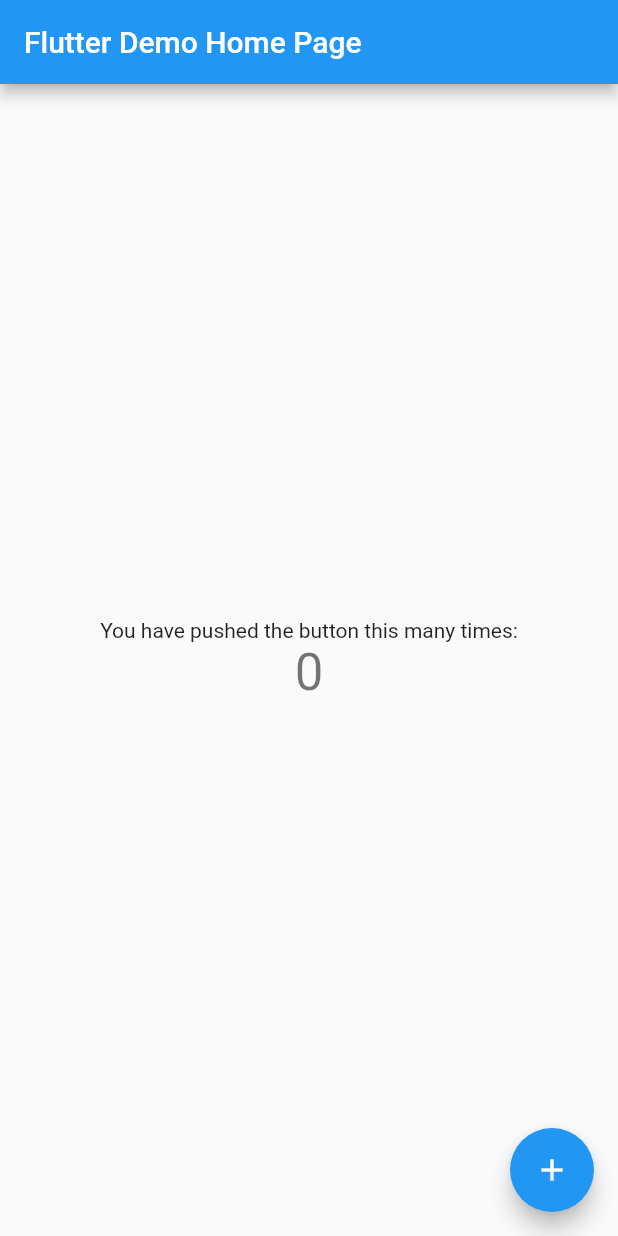
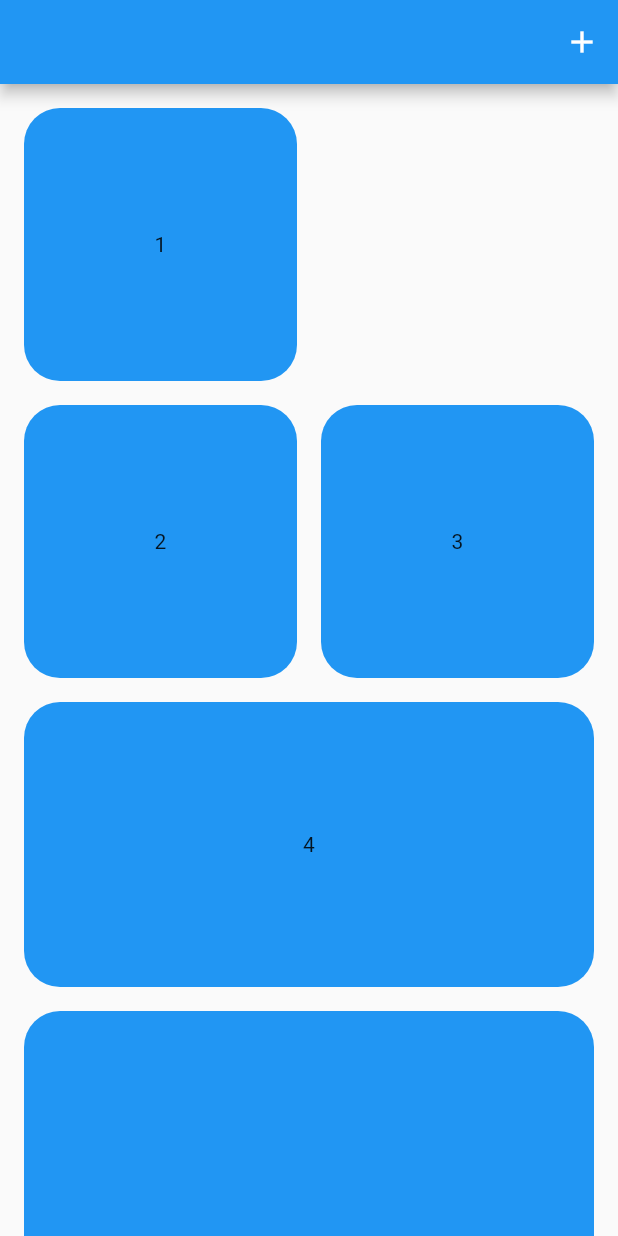
Before and after one commit to jhk-im/CustomWidgetLayout, a Flutter app: the screen it shows after launch, on a phone screen of 412 x 824 dp. Run offline on Flutter 3.47's test engine with Material 2 defaults, Android fonts, the phone set to English and light mode, and no system bars.

Commit message:
feat: list view, grid item 생성

```diff
--- /dev/null
+++ b/lib/custom_widget_item.dart
@@ -0,0 +1,61 @@
+import 'package:flutter/material.dart';
+
+enum CwiType { item1x1, item2x1, item2x2 }
+
+class CustomWidgetItem extends StatelessWidget {
+  const CustomWidgetItem({
+    Key? key,
+    required this.spacing,
+    required this.radius,
+    required this.itemType,
+    required this.widgets,
+  }) : super(key: key);
+
+  final double spacing;
+  final double radius;
+  final CwiType itemType;
+  final List<Widget> widgets;
+
+  @override
+  Widget build(BuildContext context) {
+    final item = [
+      [1, 2, 1, 1], // 1 x 1
+      [1, 1, 2, 1], // 2 x 1
+      [1, 1, 1, 1], // 2 x 2
+    ];
+    return GestureDetector(
+      onLongPress: () {
+        print('CustomWidgetItem Empty - LongPress');
+      },
+      child: Padding(
+        padding: EdgeInsets.only(top: spacing, left: spacing, right: spacing),
+        child: GridView.builder(
+          shrinkWrap: true,
+          physics: const NeverScrollableScrollPhysics(),
+          itemCount: widgets.length,
+          gridDelegate: SliverGridDelegateWithFixedCrossAxisCount(
+            crossAxisCount: item[itemType.index][1], // 행의 개수
+            childAspectRatio:
+                item[itemType.index][2] / item[itemType.index][3], // 가로세로 비율
+            mainAxisSpacing: spacing, // 수평 padding
+            crossAxisSpacing: spacing, // 수직 padding
+          ),
+          itemBuilder: (BuildContext context, int index) {
+            return GestureDetector(
+              onLongPress: () {
+                print('CustomWidgetItem - LongPress');
+              },
+              child: Container(
+                decoration: BoxDecoration(
+                  borderRadius: BorderRadius.circular(radius),
+                  color: Colors.blue,
+                ),
+                child: widgets[index],
+              ),
+            );
+          },
+        ),
+      ),
+    );
+  }
+}
--- /dev/null
+++ b/lib/custom_widget_layout.dart
@@ -0,0 +1,59 @@
+import 'package:flutter/material.dart';
+
+import 'custom_widget_item.dart';
+
+class CustomWidgetLayout extends StatelessWidget {
+  const CustomWidgetLayout({
+    Key? key,
+    this.spacing = 16.0,
+    this.radius = 24.0
+  }) : super(key: key);
+
+  final double spacing;
+  final double radius;
+
+  @override
+  Widget build(BuildContext context) {
+    return GestureDetector(
+      onLongPress: () {
+        print('CustomWidgetLayout - LongPress');
+      },
+      child: SafeArea(
+        child: ScrollConfiguration(
+          behavior: const ScrollBehavior().copyWith(overscroll: false),
+          child: ListView(
+            children: [
+              CustomWidgetItem(
+                spacing: spacing,
+                radius: radius,
+                itemType: CwiType.item1x1,
+                widgets: const [Center(child: Text("1"))],
+              ),
+              CustomWidgetItem(
+                spacing: spacing,
+                radius: radius,
+                itemType: CwiType.item1x1,
+                widgets: const [
+                  Center(child: Text("2")),
+                  Center(child: Text("3"))
+                ],
+              ),
+              CustomWidgetItem(
+                spacing: spacing,
+                radius: radius,
+                itemType: CwiType.item2x1,
+                widgets: const [Center(child: Text("4"))],
+              ),
+              CustomWidgetItem(
+                spacing: spacing,
+                radius: radius,
+                itemType: CwiType.item2x2,
+                widgets: const [Center(child: Text("5"))],
+              ),
+            ],
+          ),
+        ),
+      ),
+    );
+  }
+}
--- a/lib/main.dart
+++ b/lib/main.dart
@@ -1,115 +1,48 @@
+import 'package:custom_widget_layout/custom_widget_item.dart';
+import 'package:custom_widget_layout/custom_widget_layout.dart';
 import 'package:flutter/material.dart';
 
 void main() {
   runApp(const MyApp());
 }
 
-class MyApp extends StatelessWidget {
+class MyApp extends StatefulWidget {
   const MyApp({super.key});
 
-  // This widget is the root of your application.
+  @override
+  State<MyApp> createState() => _MyAppState();
+}
+
+class _MyAppState extends State<MyApp> {
   @override
   Widget build(BuildContext context) {
     return MaterialApp(
-      title: 'Flutter Demo',
+      debugShowCheckedModeBanner: false,
+      title: 'Custom Widget Layout Demo',
       theme: ThemeData(
-        // This is the theme of your application.
-        //
-        // Try running your application with "flutter run". You'll see the
-        // application has a blue toolbar. Then, without quitting the app, try
-        // changing the primarySwatch below to Colors.green and then invoke
-        // "hot reload" (press "r" in the console where you ran "flutter run",
-        // or simply save your changes to "hot reload" in a Flutter IDE).
-        // Notice that the counter didn't reset back to zero; the application
-        // is not restarted.
         primarySwatch: Colors.blue,
       ),
-      home: const MyHomePage(title: 'Flutter Demo Home Page'),
+      home: const MainPage(),
     );
   }
 }
 
-class MyHomePage extends StatefulWidget {
-  const MyHomePage({super.key, required this.title});
-
-  // This widget is the home page of your application. It is stateful, meaning
-  // that it has a State object (defined below) that contains fields that affect
-  // how it looks.
-
-  // This class is the configuration for the state. It holds the values (in this
-  // case the title) provided by the parent (in this case the App widget) and
-  // used by the build method of the State. Fields in a Widget subclass are
-  // always marked "final".
-
-  final String title;
-
-  @override
-  State<MyHomePage> createState() => _MyHomePageState();
-}
-
-class _MyHomePageState extends State<MyHomePage> {
-  int _counter = 0;
-
-  void _incrementCounter() {
-    setState(() {
-      // This call to setState tells the Flutter framework that something has
-      // changed in this State, which causes it to rerun the build method below
-      // so that the display can reflect the updated values. If we changed
-      // _counter without calling setState(), then the build method would not be
-      // called again, and so nothing would appear to happen.
-      _counter++;
-    });
-  }
+class MainPage extends StatelessWidget {
+  const MainPage({Key? key}) : super(key: key);
 
   @override
   Widget build(BuildContext context) {
-    // This method is rerun every time setState is called, for instance as done
-    // by the _incrementCounter method above.
-    //
-    // The Flutter framework has been optimized to make rerunning build methods
-    // fast, so that you can just rebuild anything that needs updating rather
-    // than having to individually change instances of widgets.
     return Scaffold(
       appBar: AppBar(
-        // Here we take the value from the MyHomePage object that was created by
-        // the App.build method, and use it to set our appbar title.
-        title: Text(widget.title),
+        actions: [
+          IconButton(
+              onPressed: () {
+                print('Add Widget');
+              },
+              icon: const Icon(Icons.add)),
+        ],
       ),
-      body: Center(
-        // Center is a layout widget. It takes a single child and positions it
-        // in the middle of the parent.
-        child: Column(
-          // Column is also a layout widget. It takes a list of children and
-          // arranges them vertically. By default, it sizes itself to fit its
-          // children horizontally, and tries to be as tall as its parent.
-          //
-          // Invoke "debug painting" (press "p" in the console, choose the
-          // "Toggle Debug Paint" action from the Flutter Inspector in Android
-          // Studio, or the "Toggle Debug Paint" command in Visual Studio Code)
-          // to see the wireframe for each widget.
-          //
-          // Column has various properties to control how it sizes itself and
-          // how it positions its children. Here we use mainAxisAlignment to
-          // center the children vertically; the main axis here is the vertical
-          // axis because Columns are vertical (the cross axis would be
-          // horizontal).
-          mainAxisAlignment: MainAxisAlignment.center,
-          children: <Widget>[
-            const Text(
-              'You have pushed the button this many times:',
-            ),
-            Text(
-              '$_counter',
-              style: Theme.of(context).textTheme.headlineMedium,
-            ),
-          ],
-        ),
-      ),
-      floatingActionButton: FloatingActionButton(
-        onPressed: _incrementCounter,
-        tooltip: 'Increment',
-        child: const Icon(Icons.add),
-      ), // This trailing comma makes auto-formatting nicer for build methods.
+      body: const CustomWidgetLayout(),
     );
   }
 }
```
Also changed, not shown: pubspec.yaml (+0 -61 lines).
